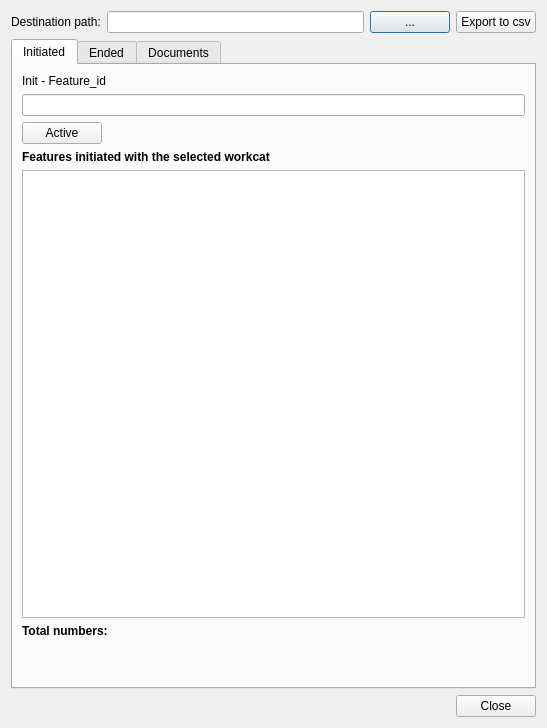
Old version of the form core/ui/toolbars/basic/search_workcat.ui in the repository Giswater/giswater_qgis_plugin.
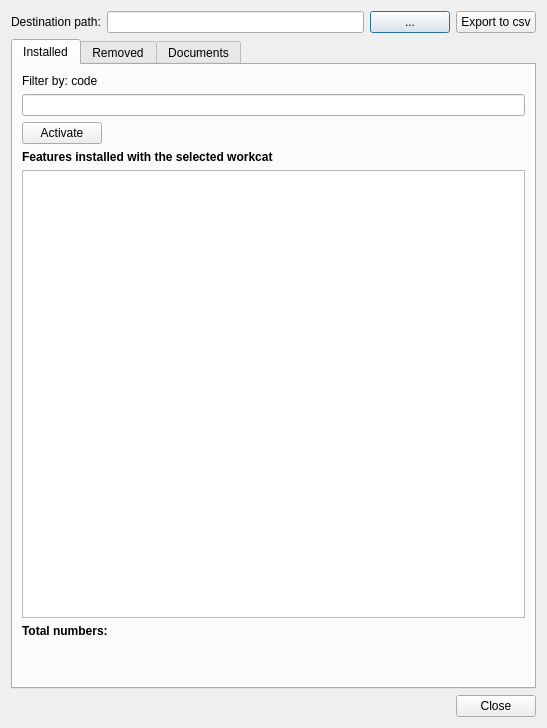
New version of the form. Icons and pictures are not drawn.

Commit message: Correct translate of search_workcat form

Diff of the .ui file:
```diff
--- a/core/ui/toolbars/basic/search_workcat.ui
+++ b/core/ui/toolbars/basic/search_workcat.ui
@@ -55,7 +55,7 @@
      </property>
      <widget class="QWidget" name="tab_init">
       <attribute name="title">
-       <string>Initiated</string>
+       <string>Installed</string>
       </attribute>
       <layout class="QGridLayout" name="gridLayout_4">
        <item row="2" column="0">
@@ -82,7 +82,7 @@
             </size>
            </property>
            <property name="text">
-            <string>Active</string>
+            <string>Activate</string>
            </property>
           </widget>
          </item>
@@ -107,14 +107,14 @@
           </font>
          </property>
          <property name="text">
-          <string>Features initiated with the selected workcat</string>
+          <string>Features installed with the selected workcat</string>
          </property>
         </widget>
        </item>
        <item row="0" column="0">
         <widget class="QLabel" name="lbl_init">
          <property name="text">
-          <string>Init - Feature_id</string>
+          <string>Filter by: code</string>
          </property>
         </widget>
        </item>
@@ -175,7 +175,7 @@
      </widget>
      <widget class="QWidget" name="tab_ended">
       <attribute name="title">
-       <string>Ended</string>
+       <string>Removed</string>
       </attribute>
       <layout class="QGridLayout" name="gridLayout_5">
        <item row="3" column="0">
```
Left out of the diff: 6 changed lines with no effect on the pictures. The commit also changes 5 other files.
